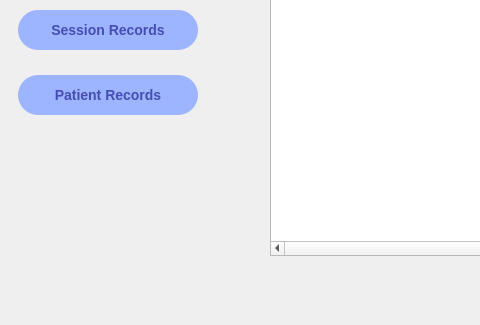
This is Front/recordsSession.ui in ahmads1990/GradProjectApp as Qt 5 draws it before an edit; both pictures show x 0 to 480 and y 275 to 600 of the 1024 by 600 pixel window. The edited form follows.
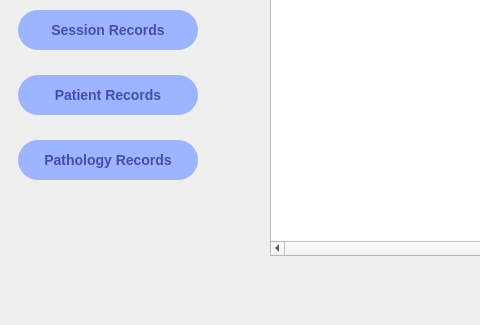
This is the edited form. Icons and pictures are not drawn.

The edit to the form file:
```diff
--- a/Front/recordsSession.ui
+++ b/Front/recordsSession.ui
@@ -177,6 +177,38 @@
      </property>
     </column>
    </widget>
+   <widget class="QPushButton" name="btn_records_pathology">
+    <property name="geometry">
+     <rect>
+      <x>18</x>
+      <y>415</y>
+      <width>180</width>
+      <height>40</height>
+     </rect>
+    </property>
+    <property name="styleSheet">
+     <string notr="true">background-image: url();
+background-color: rgb(157, 180, 255);
+border-radius: 20px;
+
+color:rgb(69, 77, 179);
+font-size: 14px;
+font-weight: bold;</string>
+    </property>
+    <property name="text">
+     <string>Pathology Records</string>
+    </property>
+    <property name="icon">
+     <iconset>
+      <normaloff>Icons/patient.svg</normaloff>Icons/patient.svg</iconset>
+    </property>
+    <property name="iconSize">
+     <size>
+      <width>30</width>
+      <height>30</height>
+     </size>
+    </property>
+   </widget>
   </widget>
  </widget>
  <resources>
```
